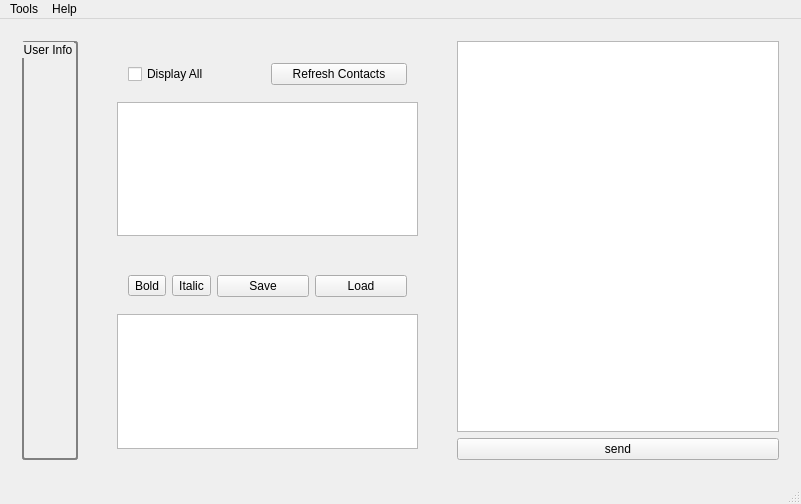
Qt form UI/mainwindow.ui (ziadkiwan/teamsext) before a commit.
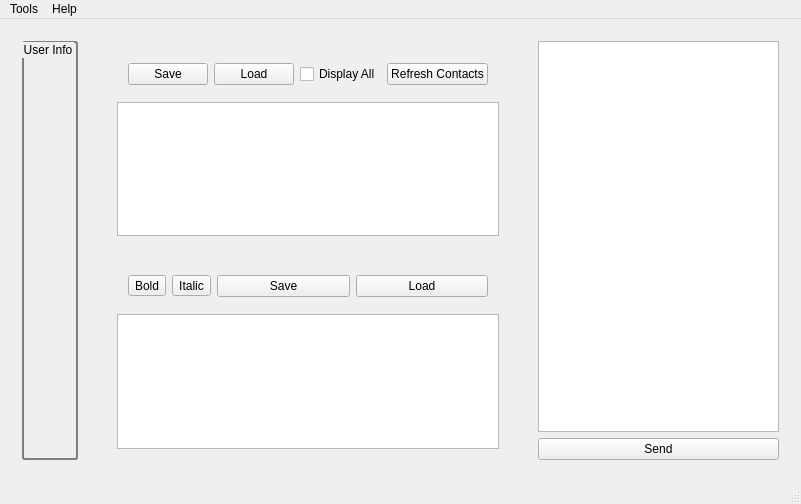
The same form after that commit.

Diff of the .ui file:
```diff
--- a/UI/mainwindow.ui
+++ b/UI/mainwindow.ui
@@ -101,6 +101,20 @@
           <item>
            <widget class="QWidget" name="widget_6" native="true">
             <layout class="QHBoxLayout" name="horizontalLayout_2">
+             <item>
+              <widget class="QPushButton" name="btn_save_contacts">
+               <property name="text">
+                <string>Save</string>
+               </property>
+              </widget>
+             </item>
+             <item>
+              <widget class="QPushButton" name="btn_load_contacts">
+               <property name="text">
+                <string>Load</string>
+               </property>
+              </widget>
+             </item>
              <item>
               <widget class="QCheckBox" name="chck_groups">
                <property name="text">
@@ -185,7 +199,7 @@
        <item>
         <widget class="QPushButton" name="btn_send">
          <property name="text">
-          <string>send</string>
+          <string>Send</string>
          </property>
         </widget>
        </item>
```
Left out of the diff: 2 changed lines with no effect on the pictures.
